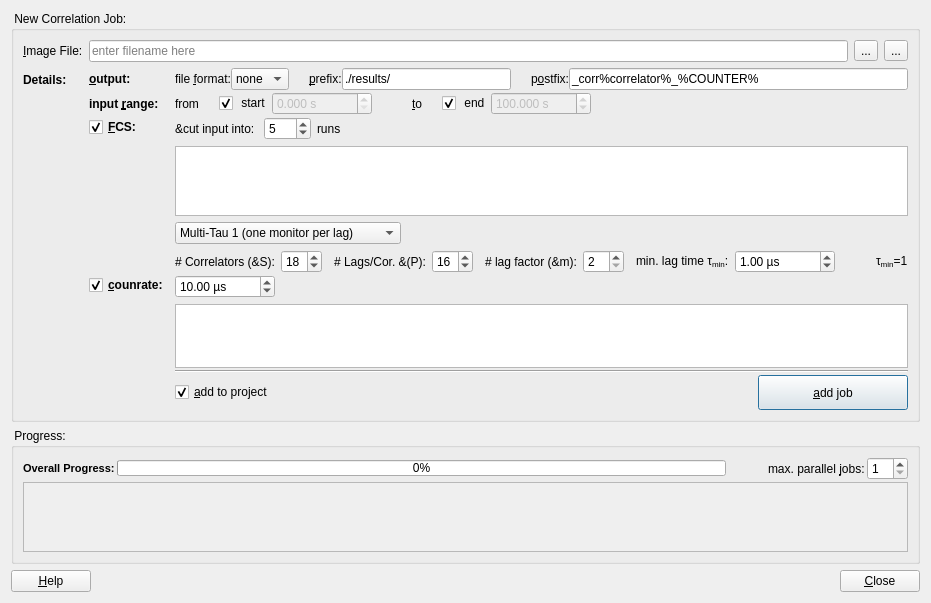
Old version of the form plugins/tcspcimporter/qfetcspcimporterdialog.ui in the repository jkriege2/QuickFit3.
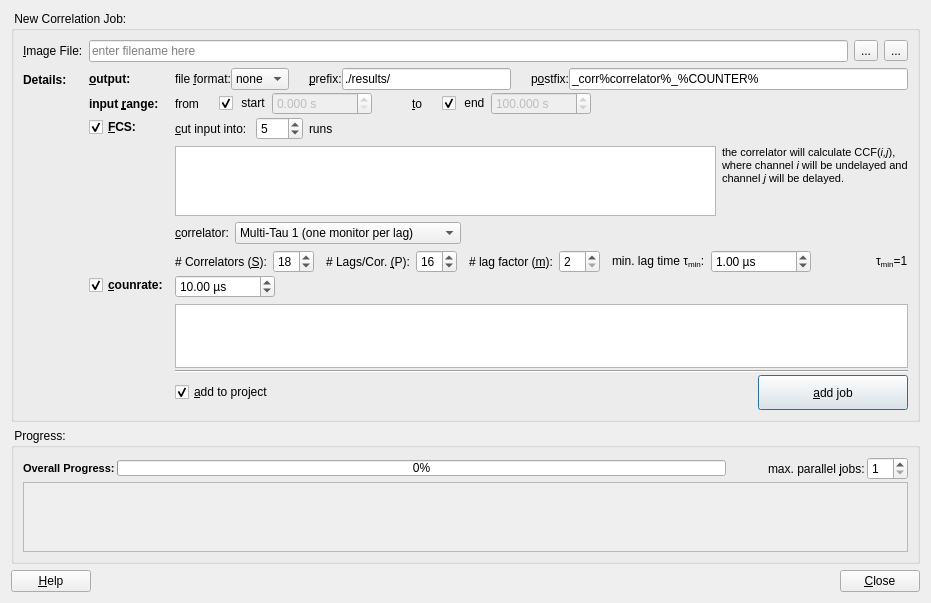
New version of the form. Icons and pictures are not drawn. Custom widgets are drawn as their Qt base class.

```diff
--- a/plugins/tcspcimporter/qfetcspcimporterdialog.ui
+++ b/plugins/tcspcimporter/qfetcspcimporterdialog.ui
@@ -510,6 +510,9 @@
                 <property name="text">
                  <string>&amp;cut input into: </string>
                 </property>
+                <property name="buddy">
+                 <cstring>spinSegments</cstring>
+                </property>
                </widget>
               </item>
               <item>
@@ -558,6 +561,8 @@
              </layout>
             </item>
             <item>
+             <layout class="QHBoxLayout" name="horizontalLayout_9">
+              <item>
              <widget class="QTableView" name="tvFCS">
               <attribute name="horizontalHeaderVisible">
                <bool>false</bool>
@@ -568,7 +573,33 @@
              </widget>
             </item>
             <item>
+               <widget class="QLabel" name="label_8">
+                <property name="text">
+                 <string>&lt;!DOCTYPE HTML PUBLIC &quot;-//W3C//DTD HTML 4.0//EN&quot; &quot;http://www.w3.org/TR/REC-html40/strict.dtd&quot;&gt;
+&lt;html&gt;&lt;head&gt;&lt;meta name=&quot;qrichtext&quot; content=&quot;1&quot; /&gt;&lt;style type=&quot;text/css&quot;&gt;
+p, li { white-space: pre-wrap; }
+&lt;/style&gt;&lt;/head&gt;&lt;body style=&quot; font-family:'MS Shell Dlg 2'; font-size:8.25pt; font-weight:400; font-style:normal;&quot;&gt;
+&lt;p style=&quot; margin-top:0px; margin-bottom:0px; margin-left:0px; margin-right:0px; -qt-block-indent:0; text-indent:0px;&quot;&gt;the correlator will calculate CCF(&lt;span style=&quot; font-style:italic;&quot;&gt;i,j&lt;/span&gt;),&lt;br /&gt;where channel &lt;span style=&quot; font-style:italic;&quot;&gt;i&lt;/span&gt; will be undelayed and&lt;br /&gt;channel &lt;span style=&quot; font-style:italic;&quot;&gt;j&lt;/span&gt; will be delayed.&lt;/p&gt;&lt;/body&gt;&lt;/html&gt;</string>
+                </property>
+                <property name="alignment">
+                 <set>Qt::AlignLeading|Qt::AlignLeft|Qt::AlignTop</set>
+                </property>
+               </widget>
+              </item>
+             </layout>
+            </item>
+            <item>
              <layout class="QHBoxLayout" name="horizontalLayout_3">
+              <item>
+               <widget class="QLabel" name="label_7">
+                <property name="text">
+                 <string>&amp;correlator:</string>
+                </property>
+                <property name="buddy">
+                 <cstring>cmbCorrelator</cstring>
+                </property>
+               </widget>
+              </item>
               <item>
                <widget class="QComboBox" name="cmbCorrelator">
                 <property name="minimumSize">
@@ -614,6 +645,9 @@
                 <property name="text">
                  <string># Correlators (&amp;S):</string>
                 </property>
+                <property name="buddy">
+                 <cstring>spinS</cstring>
+                </property>
                </widget>
               </item>
               <item>
@@ -647,6 +681,9 @@
                 <property name="text">
                  <string># Lags/Cor. &amp;(P):</string>
                 </property>
+                <property name="buddy">
+                 <cstring>spinP</cstring>
+                </property>
                </widget>
               </item>
               <item>
@@ -680,6 +717,9 @@
                 <property name="text">
                  <string># lag factor (&amp;m):</string>
                 </property>
+                <property name="buddy">
+                 <cstring>spinM</cstring>
+                </property>
                </widget>
               </item>
               <item>
@@ -710,6 +750,9 @@
                 <property name="text">
                  <string>min. lag time &amp;tau;&lt;sub&gt;min&lt;/sub&gt;:</string>
                 </property>
+                <property name="buddy">
+                 <cstring>spinFCSTauMin</cstring>
+                </property>
                </widget>
               </item>
               <item>
```
Left out of the diff: 1 changed line with no effect on the pictures. Lines whose indentation alone changed are shown as unchanged.
